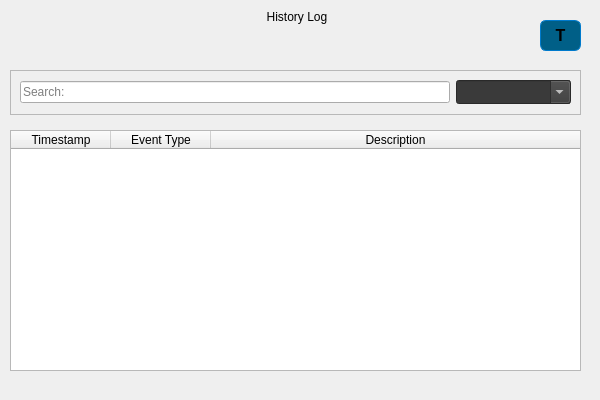
Qt form code/history.ui (xHWAHx/InsulinPumpSimulator-Group35) before a commit.
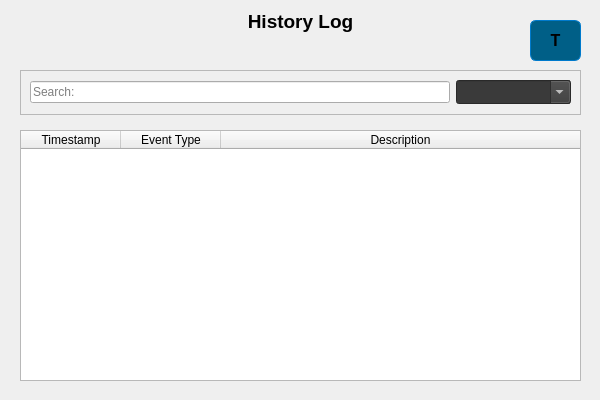
The same form after that commit.

Diff of the .ui file:
```diff
--- a/code/history.ui
+++ b/code/history.ui
@@ -19,10 +19,10 @@
   <widget class="QPushButton" name="logoButton">
    <property name="geometry">
     <rect>
-     <x>540</x>
+     <x>530</x>
      <y>20</y>
-     <width>41</width>
-     <height>31</height>
+     <width>51</width>
+     <height>41</height>
     </rect>
    </property>
    <property name="styleSheet">
@@ -53,9 +53,9 @@
   <widget class="QFrame" name="frame">
    <property name="geometry">
     <rect>
-     <x>10</x>
+     <x>20</x>
      <y>70</y>
-     <width>571</width>
+     <width>561</width>
      <height>45</height>
     </rect>
    </property>
@@ -122,10 +122,10 @@
   <widget class="QTableWidget" name="tableWidget">
    <property name="geometry">
     <rect>
-     <x>10</x>
+     <x>20</x>
      <y>130</y>
-     <width>571</width>
-     <height>241</height>
+     <width>561</width>
+     <height>251</height>
     </rect>
    </property>
    <property name="columnCount">
@@ -162,12 +162,22 @@
   <widget class="QLabel" name="label">
    <property name="geometry">
     <rect>
-     <x>260</x>
+     <x>80</x>
      <y>10</y>
-     <width>74</width>
-     <height>17</height>
+     <width>441</width>
+     <height>31</height>
     </rect>
    </property>
+   <property name="font">
+    <font>
+     <pointsize>14</pointsize>
+     <weight>75</weight>
+     <bold>true</bold>
+    </font>
+   </property>
+   <property name="autoFillBackground">
+    <bool>false</bool>
+   </property>
    <property name="text">
     <string>History Log</string>
    </property>
```
Left out of the diff: 3 changed lines with no effect on the pictures.
